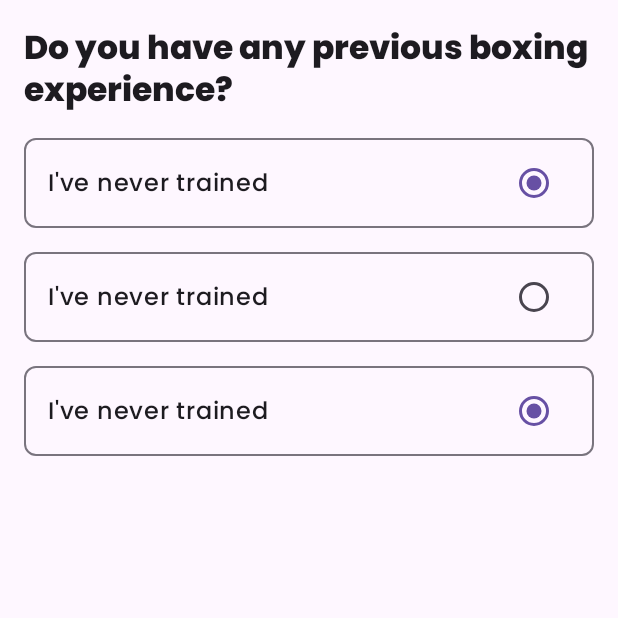
After one commit to JesusKrastev/LearnBoxing, an Android app built with Jetpack Compose: the composable ExperienceScreen shown on its own in the app's theme, on a phone screen of 412 x 824 dp, the top half of it. The commit adds this screen. Run offline under Robolectric (Android 15) with nearby library versions, the phone set to English and light mode, and no system bars.

Commit message:
Feat: Implement ExperienceScreen
This commit introduces the `ExperienceScreen` composable for the onboarding flow.

**Key changes:**

-   **`ExperienceScreen.kt`:**
    -   Created a new Composable function `ExperienceScreen` to display experience level selection.
    -   Includes a title and multiple `ExperienceCard` instances.
    -   Uses `Column` for vertical arrangement.
-   **`ExperienceCard.kt` (within `ExperienceScreen.kt`):**
    -   Created `ExperienceCard` composable to represent each experience option.
    -   Uses `Row` for layout, a border, and is clickable.
    -   Contains `ExperienceDetails`.
-   **`ExperienceDetails.kt` (within `ExperienceScreen.kt`):**
    -   Created `ExperienceDetails` composable to display the text and a `RadioButton` for each experience option.
    -   Uses `Row` for layout.
-   **`ExperienceLabel.kt` (within `ExperienceScreen.kt`):**
    -   Created `ExperienceLabel` composable to display the text for an experience option.
-   **`MainActivity.kt`:**
    -   Integrated `ExperienceScreen` into the `MainActivity` within a `Scaffold`.

```diff
--- a/app/src/main/java/com/jesuskrastev/learnboxing/MainActivity.kt
+++ b/app/src/main/java/com/jesuskrastev/learnboxing/MainActivity.kt
@@ -4,14 +4,17 @@ import android.os.Bundle
 import androidx.activity.ComponentActivity
 import androidx.activity.compose.setContent
 import androidx.activity.enableEdgeToEdge
+import androidx.compose.foundation.background
 import androidx.compose.foundation.layout.fillMaxSize
 import androidx.compose.foundation.layout.padding
 import androidx.compose.material3.Scaffold
+import androidx.compose.material3.Surface
 import androidx.compose.material3.Text
 import androidx.compose.runtime.Composable
 import androidx.compose.ui.Modifier
 import androidx.compose.ui.tooling.preview.Preview
 import androidx.core.splashscreen.SplashScreen.Companion.installSplashScreen
+import com.jesuskrastev.learnboxing.features.onboarding.presentation.experience.ExperienceScreen
 import com.jesuskrastev.learnboxing.ui.theme.LearnBoxingTheme
 
 class MainActivity : ComponentActivity() {
@@ -21,7 +24,14 @@ class MainActivity : ComponentActivity() {
         installSplashScreen()
         setContent {
             LearnBoxingTheme {
-
+                Scaffold(
+                    modifier = Modifier.fillMaxSize()
+                ) { innerPadding ->
+                    ExperienceScreen(
+                        modifier = Modifier
+                            .padding(innerPadding)
+                    )
+                }
             }
         }
     }
--- /dev/null
+++ b/app/src/main/java/com/jesuskrastev/learnboxing/features/onboarding/presentation/experience/ExperienceScreen.kt
@@ -0,0 +1,108 @@
+package com.jesuskrastev.learnboxing.features.onboarding.presentation.experience
+
+import androidx.compose.foundation.border
+import androidx.compose.foundation.clickable
+import androidx.compose.foundation.layout.Arrangement
+import androidx.compose.foundation.layout.Column
+import androidx.compose.foundation.layout.Row
+import androidx.compose.foundation.layout.fillMaxWidth
+import androidx.compose.foundation.layout.padding
+import androidx.compose.foundation.shape.RoundedCornerShape
+import androidx.compose.material3.MaterialTheme
+import androidx.compose.material3.RadioButton
+import androidx.compose.material3.Text
+import androidx.compose.runtime.Composable
+import androidx.compose.ui.Alignment
+import androidx.compose.ui.Modifier
+import androidx.compose.ui.text.font.FontWeight
+import androidx.compose.ui.unit.dp
+import kotlin.random.Random
+
+@Composable
+fun ExperienceScreen(
+    modifier: Modifier = Modifier,
+) {
+    Column(
+        modifier = modifier.padding(16.dp),
+        verticalArrangement = Arrangement.spacedBy(16.dp),
+    ) {
+        Text(
+            text = "Do you have any previous boxing experience?",
+            fontWeight = FontWeight.ExtraBold,
+            style = MaterialTheme.typography.titleLarge
+        )
+        repeat(3) {
+            ExperienceCard(
+                text = "I've never trained",
+                selected = Random.nextBoolean(),
+                onClick = {}
+            )
+        }
+    }
+}
+
+@Composable
+fun ExperienceCard(
+    text: String,
+    selected: Boolean,
+    onClick: () -> Unit
+) {
+    Row(
+        modifier = Modifier
+            .fillMaxWidth()
+            .border(
+                width = 1.dp,
+                color = MaterialTheme.colorScheme.outline,
+                shape = RoundedCornerShape(8.dp)
+            )
+            .clickable(onClick = onClick),
+        horizontalArrangement = Arrangement.SpaceBetween,
+        verticalAlignment = Alignment.CenterVertically,
+    ) {
+        ExperienceDetails(
+            text = text,
+            selected = selected,
+            onClick = onClick,
+        )
+    }
+}
+
+@Composable
+fun ExperienceDetails(
+    modifier: Modifier = Modifier,
+    text: String,
+    selected: Boolean,
+    onClick: () -> Unit,
+) {
+    Row(
+        modifier = modifier
+            .fillMaxWidth()
+            .padding(
+                vertical = 6.dp,
+                horizontal = 16.dp,
+            ),
+        horizontalArrangement = Arrangement.SpaceBetween,
+        verticalAlignment = Alignment.CenterVertically,
+    ) {
+        ExperienceLabel(
+            text = text,
+        )
+        RadioButton(
+            selected = selected,
+            onClick = onClick,
+        )
+    }
+}
+
+@Composable
+fun ExperienceLabel(
+    modifier: Modifier = Modifier,
+    text: String,
+) {
+    Text(
+        modifier = modifier,
+        text = text,
+        fontWeight = FontWeight.Medium,
+        style = MaterialTheme.typography.bodyLarge,
+    )
+}
```
